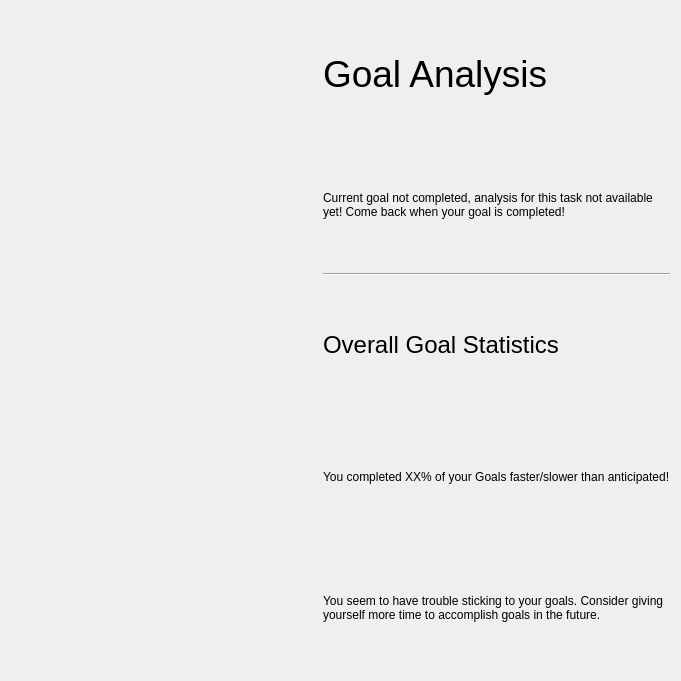
This is UI/UncompletedAnalysis.ui in cis422-goaltracker/goaltracker as Qt 5 draws it before an edit. The edited form follows.
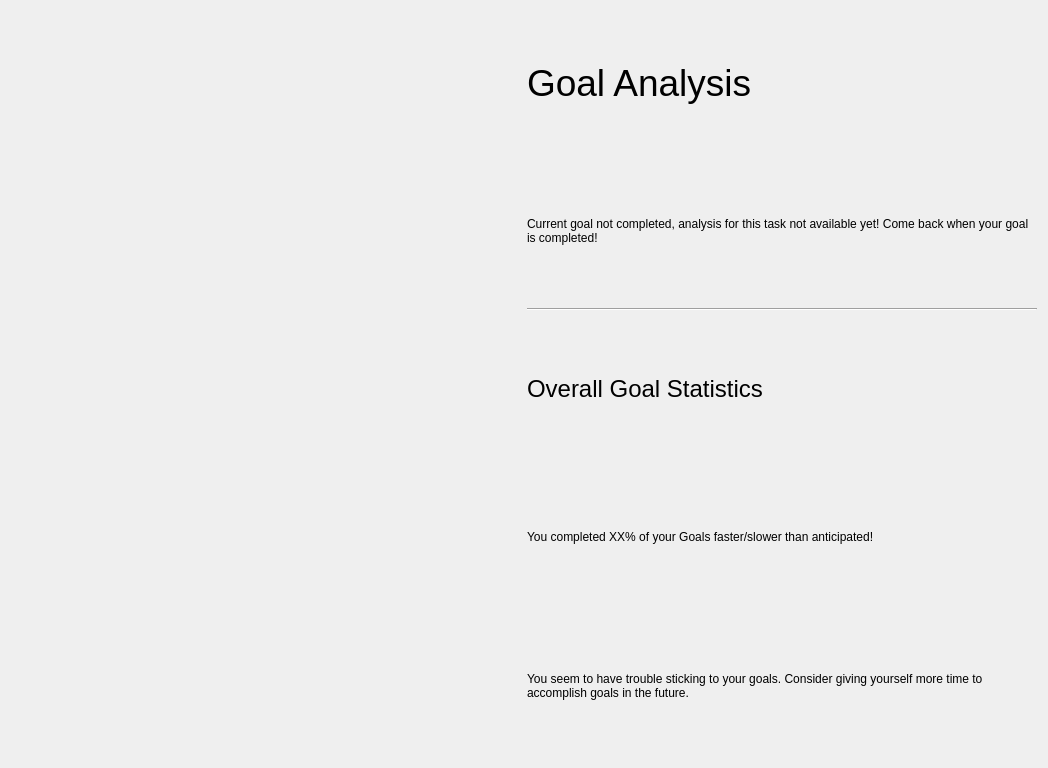
This is the edited form. Icons and pictures are not drawn.

Commit message: ui layout for graph added

The edit to the form file:
```diff
--- a/UI/UncompletedAnalysis.ui
+++ b/UI/UncompletedAnalysis.ui
@@ -6,8 +6,8 @@
    <rect>
     <x>0</x>
     <y>0</y>
-    <width>681</width>
-    <height>681</height>
+    <width>1048</width>
+    <height>768</height>
    </rect>
   </property>
   <property name="windowTitle">
@@ -15,8 +15,11 @@
   </property>
   <layout class="QVBoxLayout" name="verticalLayout_2">
    <item>
-    <layout class="QHBoxLayout" name="horizontalLayout">
-     <item>
+    <layout class="QGridLayout" name="gridLayout_2"/>
+   </item>
+   <item>
+    <layout class="QGridLayout" name="gridLayout">
+     <item row="0" column="0">
       <widget class="QLabel" name="label">
        <property name="text">
         <string/>
@@ -26,7 +29,7 @@
        </property>
       </widget>
      </item>
-     <item>
+     <item row="0" column="1">
       <layout class="QVBoxLayout" name="verticalLayout">
        <item>
         <widget class="QLabel" name="label_goalanalysis">
```
Left out of the diff: 3 changed lines with no effect on the pictures. The commit also changes 1 other file.
